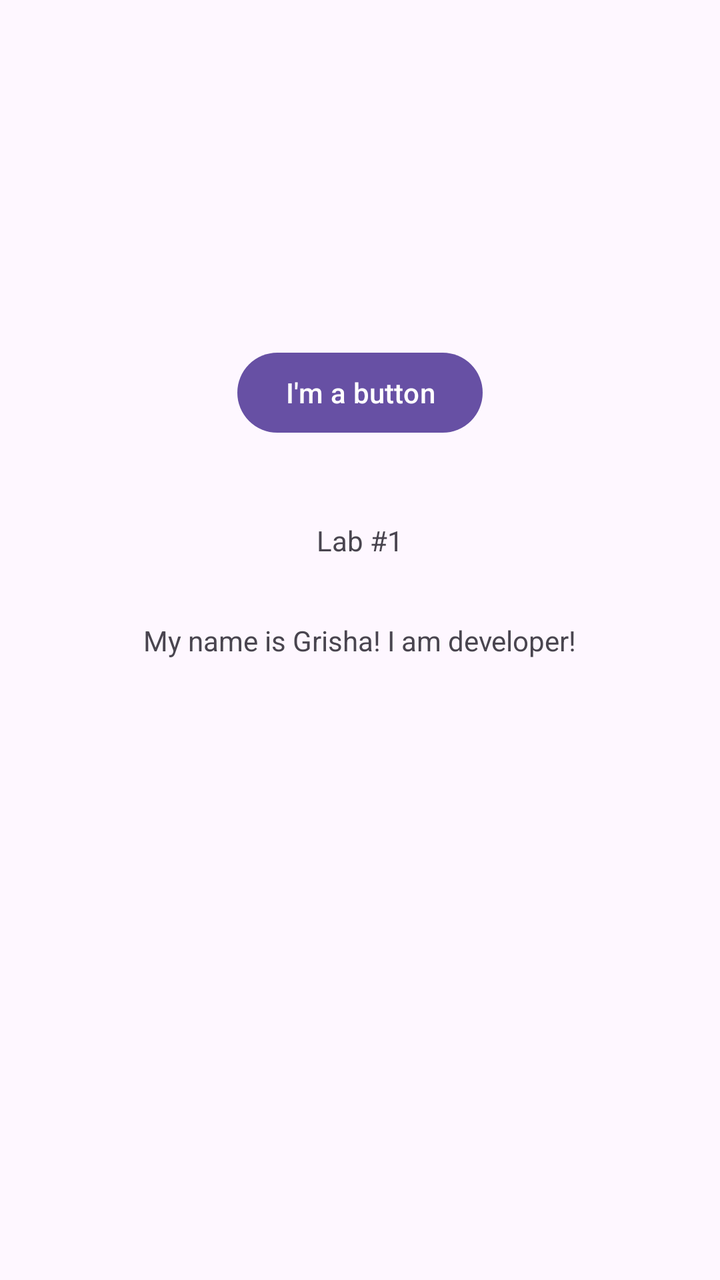
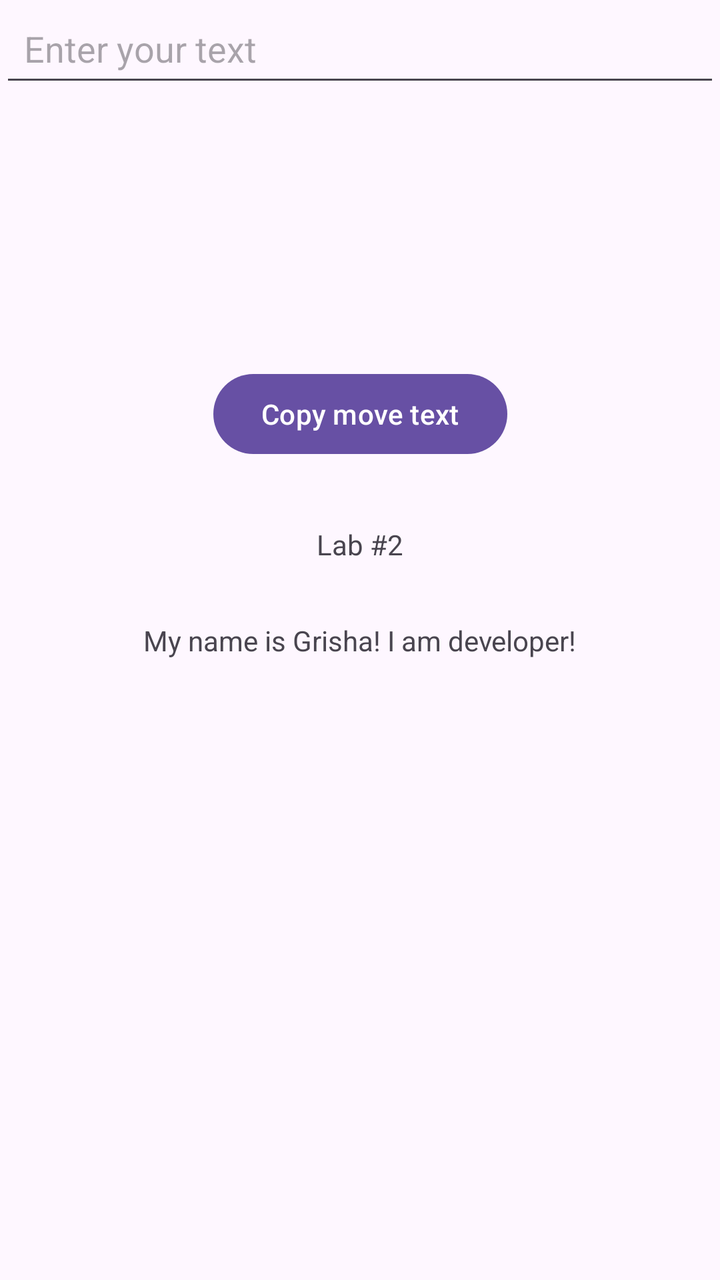

Screens rendered from an Android XML layout before and after an edit, with the pre-edit source and the edit as a unified diff.
<!-- AndroidManifest.xml: application theme Theme.FirstApp -->
<!-- res/layout/fragment_blank.xml -->
<?xml version="1.0" encoding="utf-8"?>
<androidx.constraintlayout.widget.ConstraintLayout xmlns:android="http://schemas.android.com/apk/res/android"
    xmlns:tools="http://schemas.android.com/tools"
    xmlns:app="http://schemas.android.com/apk/res-auto"
    android:layout_width="match_parent"
    android:layout_height="match_parent"
    tools:context=".BlankFragment">

    
    <TextView
        android:layout_width="wrap_content"
        android:layout_height="wrap_content"
        android:text="My name is Grisha! I am developer!"
        app:layout_constraintBottom_toBottomOf="parent"
        app:layout_constraintEnd_toEndOf="parent"
        app:layout_constraintStart_toStartOf="parent"
        app:layout_constraintTop_toTopOf="parent" />

    <TextView
        android:id="@+id/textView"
        android:layout_width="wrap_content"
        android:layout_height="wrap_content"
        android:layout_marginBottom="100dp"
        android:text="Lab #1"
        app:layout_constraintBottom_toBottomOf="parent"
        app:layout_constraintEnd_toEndOf="parent"
        app:layout_constraintStart_toStartOf="parent"
        app:layout_constraintTop_toTopOf="parent" />

    <Button
        android:id="@+id/supabutton"
        android:layout_width="wrap_content"
        android:layout_height="wrap_content"
        android:text="I'm a button"

        app:layout_constraintBottom_toTopOf="@+id/textView"
        app:layout_constraintEnd_toEndOf="parent"
        app:layout_constraintStart_toStartOf="parent"
        app:layout_constraintTop_toTopOf="parent"
        app:layout_constraintVertical_bias="0.81" />

</androidx.constraintlayout.widget.ConstraintLayout>
<!-- resources referenced by this layout -->
<resources>
  <style name="Theme.FirstApp" parent="Base.Theme.FirstApp" />
  <style name="Base.Theme.FirstApp" parent="Theme.Material3.DayNight.NoActionBar">
          
          
      </style>
</resources>

<!-- the commit's change to res/layout/fragment_blank.xml (unified diff, before → after) -->
@@ -7,7 +7,9 @@
     tools:context=".BlankFragment">
 
     
+
     <TextView
+        android:id="@+id/textView01"
         android:layout_width="wrap_content"
         android:layout_height="wrap_content"
         android:text="My name is Grisha! I am developer!"
@@ -21,22 +23,35 @@
         android:layout_width="wrap_content"
         android:layout_height="wrap_content"
         android:layout_marginBottom="100dp"
-        android:text="Lab #1"
+        android:text="Lab #2"
         app:layout_constraintBottom_toBottomOf="parent"
         app:layout_constraintEnd_toEndOf="parent"
         app:layout_constraintStart_toStartOf="parent"
-        app:layout_constraintTop_toTopOf="parent" />
+        app:layout_constraintTop_toTopOf="parent"
+        app:layout_constraintVertical_bias="0.504" />
+
+    <EditText
+        android:id="@+id/editText1"
+        android:layout_width="match_parent"
+        android:layout_height="wrap_content"
+        android:autofillHints="name"
+        android:hint="Enter your text"
+        android:inputType="text"
+        android:padding="12dp"
+
+        app:layout_constraintEnd_toEndOf="parent"
+        app:layout_constraintStart_toStartOf="parent"
+        app:layout_constraintTop_toTopOf="parent"/>
 
     <Button
-        android:id="@+id/supabutton"
+        android:id="@+id/copyButton"
         android:layout_width="wrap_content"
         android:layout_height="wrap_content"
-        android:text="I'm a button"
-
+        android:text="Copy move text"
         app:layout_constraintBottom_toTopOf="@+id/textView"
         app:layout_constraintEnd_toEndOf="parent"
         app:layout_constraintStart_toStartOf="parent"
-        app:layout_constraintTop_toTopOf="parent"
+        app:layout_constraintTop_toBottomOf="@+id/editText1"
         app:layout_constraintVertical_bias="0.81" />
 
 </androidx.constraintlayout.widget.ConstraintLayout>
